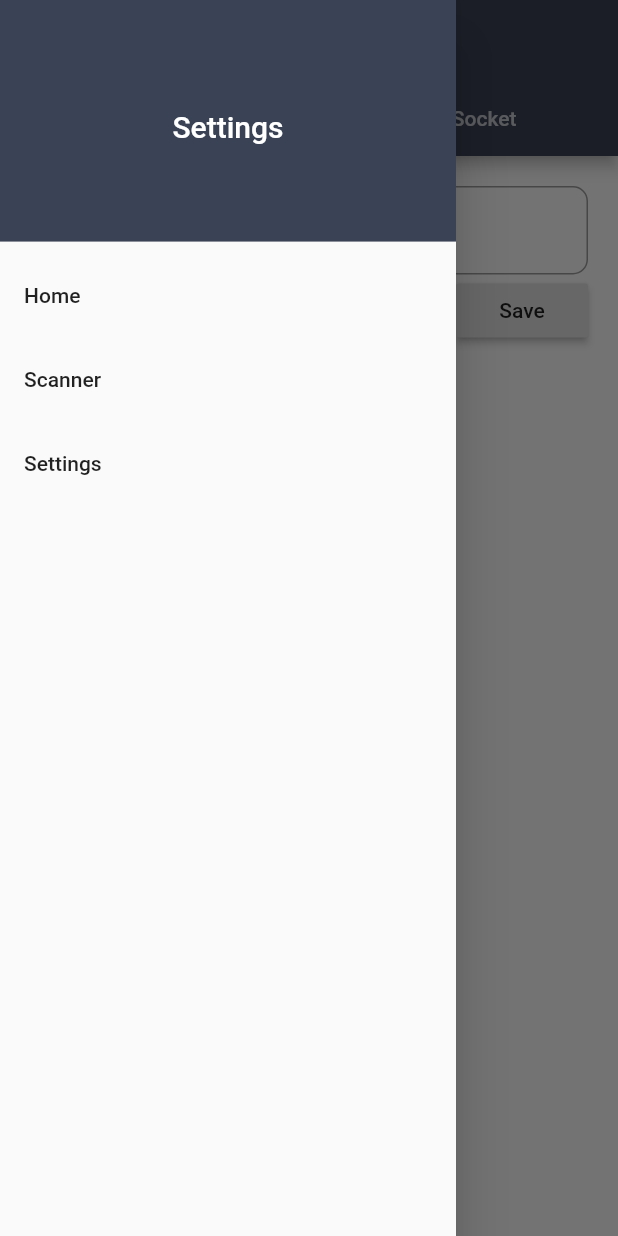
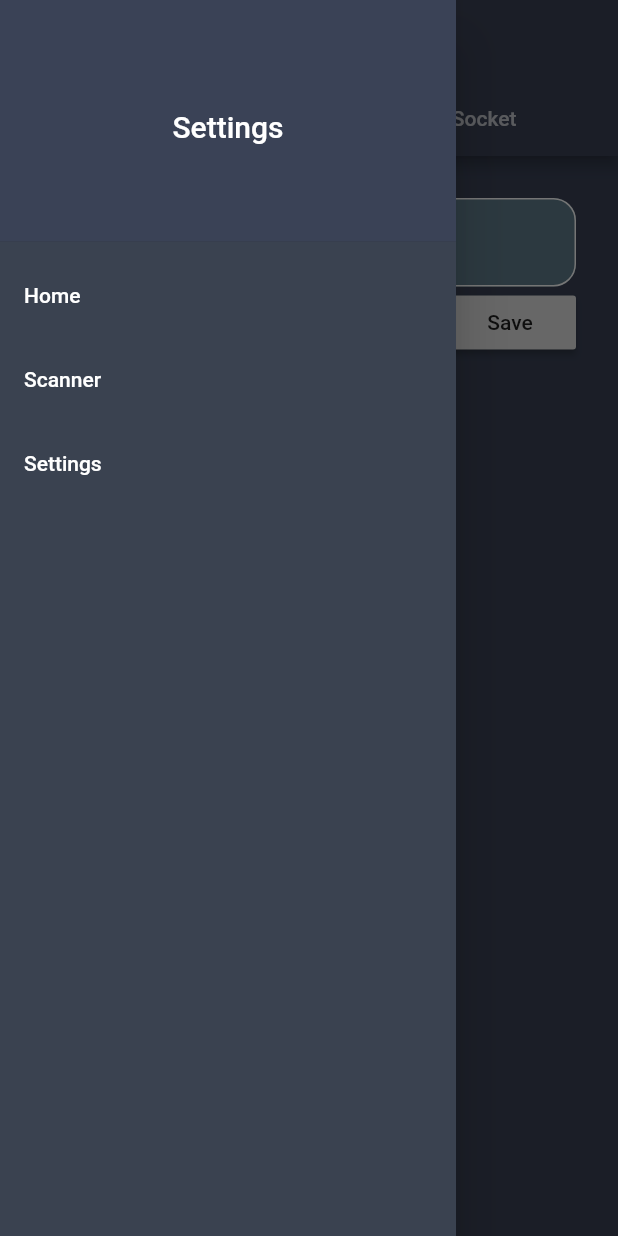
Before and after one commit to sirily11/storage-management-system-mobile, a Flutter app: the SettingPage screen opened directly, with the side drawer open, on a phone screen of 412 x 824 dp. Run offline on Flutter 3.47's test engine with Material 2 defaults, Android fonts, the phone set to English and light mode, and no system bars; our stand-ins replace camera, carousel_slider, dio, flutter_slidable, shared_preferences; missing offline and left inert: barcode_scan; accounts and stored records are empty; network calls fail.

Commit message:
fixed ui bugs and add new style

```diff
--- a/mobile/lib/Edit/EditPage.dart
+++ b/mobile/lib/Edit/EditPage.dart
@@ -331,6 +331,9 @@
                   if (_formKey.currentState.validate()) {
                     _formKey.currentState.save();
                     tabController.index = 1;
+                    setState(() {
+                      canSave = true;
+                    });
                   }
                 },
                 splashColor: Colors.red, // inkwell color
--- a/mobile/lib/Home/DrawerNav.dart
+++ b/mobile/lib/Home/DrawerNav.dart
@@ -11,6 +11,8 @@
   @override
   Widget build(BuildContext context) {
     return Drawer(
+      child: Container(
+        color: Color.fromRGBO(58, 66, 80, 9.0),
         child: ListView(
           children: <Widget>[
             DrawerHeader(
@@ -24,7 +26,10 @@
               ),
             ),
             ListTile(
-            title: Text("Home"),
+              title: Text(
+                "Home",
+                style: TextStyle(color: Colors.white),
+              ),
               onTap: () {
                 Navigator.push(context, MaterialPageRoute(builder: (context) {
                   return Homepage();
@@ -32,7 +37,7 @@
               },
             ),
             ListTile(
-            title: Text("Scanner"),
+              title: Text("Scanner", style: TextStyle(color: Colors.white)),
               onTap: () {
                 Navigator.push(context, MaterialPageRoute(builder: (context) {
                   return ScannerPage();
@@ -40,7 +45,7 @@
               },
             ),
             ListTile(
-            title: Text("Settings"),
+              title: Text("Settings", style: TextStyle(color: Colors.white)),
               onTap: () {
                 Navigator.push(context, MaterialPageRoute(builder: (context) {
                   return SettingPage();
@@ -49,6 +54,7 @@
             )
           ],
         ),
+      ),
     );
   }
 }
--- a/mobile/lib/Home/ItemDisplay.dart
+++ b/mobile/lib/Home/ItemDisplay.dart
@@ -64,7 +64,6 @@
                           BoxDecoration(color: Color.fromRGBO(64, 75, 96, .9)),
                       child: buildListTile(item, context),
                     )),
-                Divider()
               ],
             ),
           );
--- a/mobile/lib/Setting/SettingPage.dart
+++ b/mobile/lib/Setting/SettingPage.dart
@@ -1,4 +1,5 @@
 import 'package:flutter/material.dart';
+import 'package:mobile/Edit/CardTheme.dart';
 import 'package:mobile/Home/DrawerNav.dart';
 import 'package:mobile/utils/utils.dart';
 import 'package:shared_preferences/shared_preferences.dart';
@@ -29,6 +30,7 @@
     return DefaultTabController(
       length: 2,
       child: Scaffold(
+        backgroundColor: Color.fromRGBO(58, 66, 86, 1.0),
         key: _scaffoldKey,
         drawer: HomepageDrawer(),
         appBar: AppBar(
@@ -78,17 +80,20 @@
 
   @override
   Widget build(BuildContext context) {
-    return Container(
+    return CardSelectorTheme(
+      child: Container(
         padding: EdgeInsets.symmetric(horizontal: 20, vertical: 20),
         child: Column(
           children: <Widget>[
             TextFormField(
               controller: _controller,
+              style: TextStyle(color: Colors.white),
               decoration: InputDecoration(
                 labelText: "Server Address",
-              fillColor: Colors.white,
+                fillColor: Colors.blueGrey,
+                filled: true,
                 border: new OutlineInputBorder(
-                borderRadius: new BorderRadius.circular(10.0),
+                  borderRadius: new BorderRadius.circular(15.0),
                   borderSide: new BorderSide(),
                 ),
               ),
@@ -129,6 +134,7 @@
             )
           ],
         ),
+      ),
     );
   }
 }
```
Also changed, not shown: mobile/lib/Scanner/ScannerPage.dart (+31 -10 lines). Lines whose indentation alone changed are shown as unchanged.
